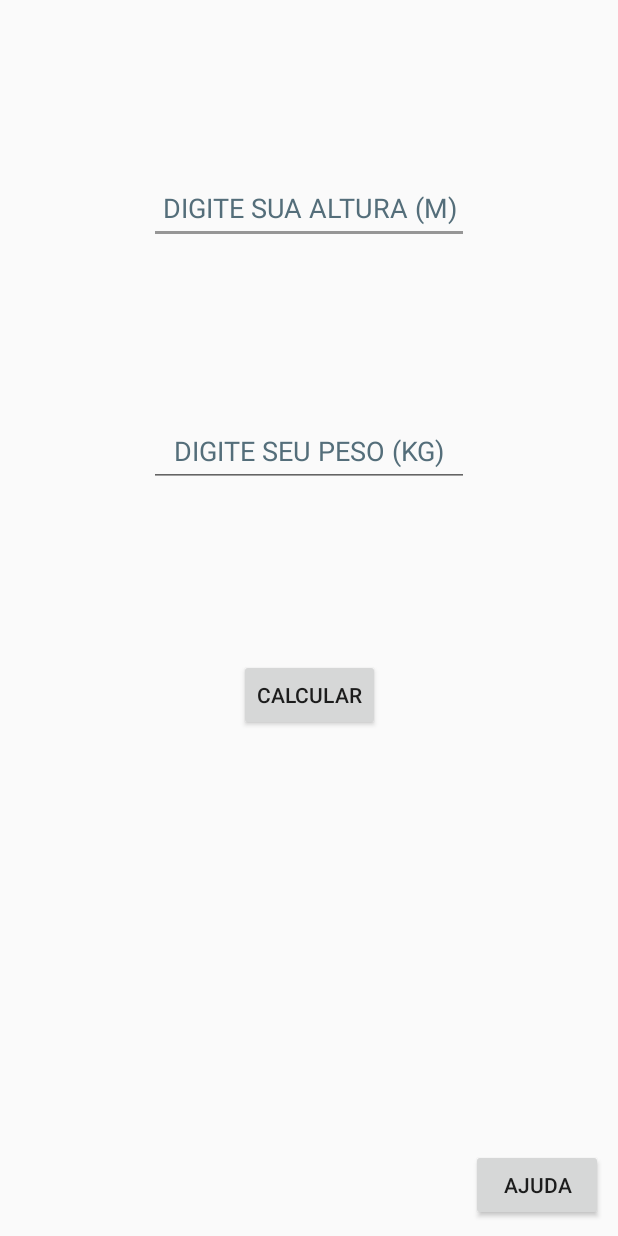
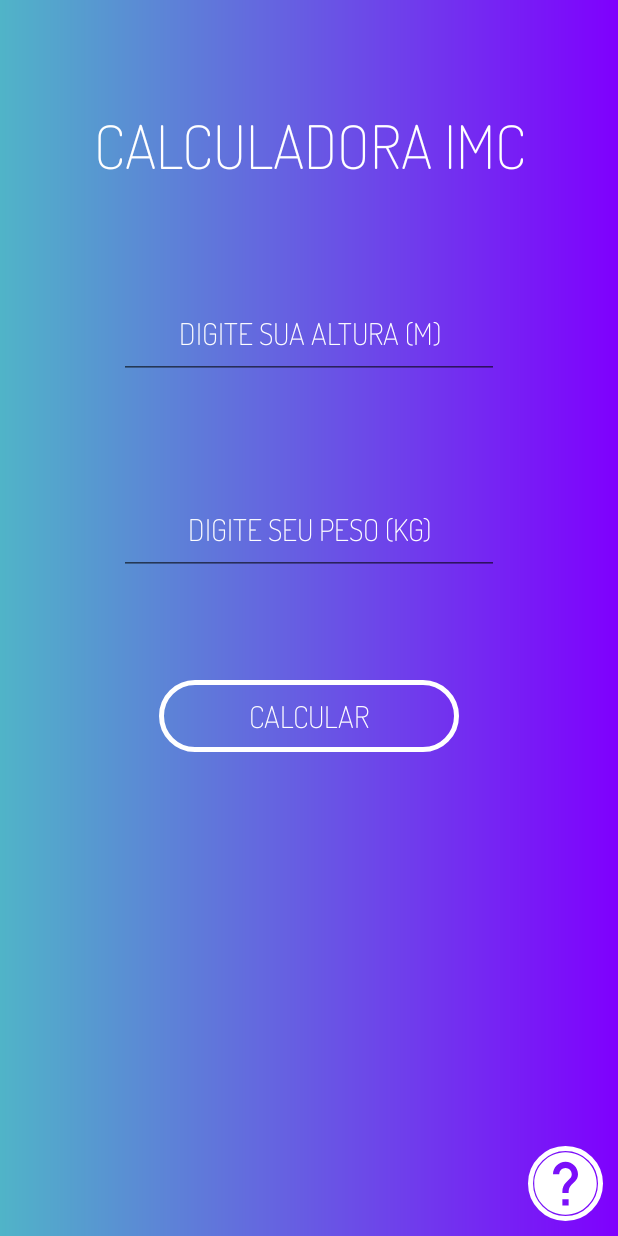
Before and after one commit to BryamFLA/calculadoraIMC, an Android app: the layout activity_main.xml on its own in the app's theme, with its tools: preview values and no code run, on a phone screen of 412 x 824 dp. Run offline under Robolectric (Android 15) with nearby library versions, the phone set to English and light mode, and no system bars.

Commit message:
Estilização
Atualização da iu

```diff
--- a/app/src/main/java/com/example/calcimc/MainActivity.java
+++ b/app/src/main/java/com/example/calcimc/MainActivity.java
@@ -5,8 +5,11 @@ import android.renderscript.Sampler;
 import android.support.v7.app.AlertDialog;
 import android.support.v7.app.AppCompatActivity;
 import android.os.Bundle;
+import android.view.View;
+import android.view.inputmethod.InputMethodManager;
 import android.widget.Button;
 import android.widget.EditText;
+import android.widget.ImageButton;
 import android.widget.TextView;
 
 import java.math.BigDecimal;
@@ -30,18 +33,34 @@ public class MainActivity extends AppCompatActivity {
         setContentView(R.layout.activity_main);
 
         Button btnCalc = findViewById(R.id.btnCalc);
-        Button btnAjd = findViewById(R.id.btnAjuda);
+        ImageButton btnAjd = findViewById(R.id.btnAjuda);
         txtTpIMC = findViewById(R.id.textTpIMC);
         txtVlrIMC = findViewById(R.id.textVlrIMC);
         editAlt = findViewById(R.id.editAlt);
         editPs = findViewById(R.id.editPs);
 
+        editPs.setOnFocusChangeListener(new View.OnFocusChangeListener() {
+            @Override
+            public void onFocusChange(View view, boolean b) {
+                if (!b){
+                    esconderTeclado(view);
+                }
+            }
+        });
+
+        editAlt.setOnFocusChangeListener(new View.OnFocusChangeListener() {
+            @Override
+            public void onFocusChange(View view, boolean b) {
+                if (!b){
+                    esconderTeclado(view);
+                }
+            }
+        });
+
         btnAjd.setOnClickListener(view -> {
             AlertDialog.Builder msgAjuda = new AlertDialog.Builder(this);
             msgAjuda.setTitle("AJUDA");
-            msgAjuda.setMessage("PARA CALCULAR SEU IMC BASTA PREENCHER OS CAMPOS: " +
-                    "ALTURA EM METROS E PESO EM KILO GRAMAS. " +
-                    "DEPOIS CLICAR EM CALCULAR. ");
+            msgAjuda.setMessage("PARA CALCULAR O INDICE MÉDIO CORPORAL BASTA, PREENCHER A ALTURA EM METROS E PESO EM KILO GRAMAS, DEPOIS CLICAR EM CALCULAR.");
             msgAjuda.show();
         });
 
@@ -53,6 +72,7 @@ public class MainActivity extends AppCompatActivity {
                 txtVlrIMC.setText("VALOR");
                 txtTpIMC.setText("INVÁLIDO");
             }
+            esconderTeclado(view);
         });
     }
 
@@ -86,4 +106,9 @@ public class MainActivity extends AppCompatActivity {
             txtTpIMC.setText("OBESIDADE 3");
         }
     }
+
+    public void esconderTeclado (View view){
+        InputMethodManager inputMethodManager = (InputMethodManager) getSystemService(this.INPUT_METHOD_SERVICE);
+        inputMethodManager.hideSoftInputFromWindow(view.getWindowToken(), 0);
+    }
 }
--- /dev/null
+++ b/app/src/main/res/drawable/actividy_style.xml
@@ -0,0 +1,10 @@
+<?xml version="1.0" encoding="utf-8"?>
+<shape xmlns:android="http://schemas.android.com/apk/res/android"
+    xmlns:tools="http://schemas.android.com/tools"
+    android:shape="rectangle"
+    tools:ignore="ExtraText">
+
+    <gradient android:startColor="@color/ciano"
+        android:endColor="@color/purple"/>
+
+</shape>
--- /dev/null
+++ b/app/src/main/res/drawable/button_style.xml
@@ -0,0 +1,12 @@
+<?xml version="1.0" encoding="utf-8"?>
+<shape xmlns:android="http://schemas.android.com/apk/res/android"
+    xmlns:tools="http://schemas.android.com/tools"
+    android:shape="rectangle"
+    tools:ignore="ExtraText">
+
+    <gradient android:startColor="@color/transp"/>
+    <corners android:radius="32dp"/>
+    <stroke android:width="3dp"
+        android:color="@color/white"/>
+
+</shape>
--- /dev/null
+++ b/app/src/main/res/drawable/ic_baseline_help_24.xml
@@ -0,0 +1,11 @@
+<vector android:autoMirrored="true"
+    android:height="50dp"
+    android:tint="@color/white"
+    android:viewportHeight="24"
+    android:viewportWidth="24"
+    android:width="50dp"
+    xmlns:android="http://schemas.android.com/apk/res/android">
+    <path
+        android:fillColor="@android:color/white"
+        android:pathData="M12,2C6.48,2 2,6.48 2,12s4.48,10 10,10 10,-4.48 10,-10S17.52,2 12,2zM13,19h-2v-2h2v2zM15.07,11.25l-0.9,0.92C13.45,12.9 13,13.5 13,15h-2v-0.5c0,-1.1 0.45,-2.1 1.17,-2.83l1.24,-1.26c0.37,-0.36 0.59,-0.86 0.59,-1.41 0,-1.1 -0.9,-2 -2,-2s-2,0.9 -2,2L8,9c0,-2.21 1.79,-4 4,-4s4,1.79 4,4c0,0.88 -0.36,1.68 -0.93,2.25z"/>
+</vector>
--- a/app/src/main/res/layout/activity_main.xml
+++ b/app/src/main/res/layout/activity_main.xml
@@ -4,41 +4,65 @@
     xmlns:tools="http://schemas.android.com/tools"
     android:layout_width="match_parent"
     android:layout_height="match_parent"
-    tools:context=".MainActivity">
+    tools:context=".MainActivity"
+    android:background="@drawable/actividy_style"
+    android:clickable="true"
+    android:focusableInTouchMode="true">
+
+    <TextView
+        android:id="@+id/txtTitle"
+        android:layout_width="wrap_content"
+        android:layout_height="wrap_content"
+        android:gravity="center"
+        android:text="@string/app_name"
+        android:textColor="@color/white"
+        android:textSize="40sp"
+        app:layout_constraintBottom_toTopOf="@+id/editAlt"
+        app:layout_constraintEnd_toEndOf="parent"
+        app:layout_constraintStart_toStartOf="parent"
+        app:layout_constraintTop_toTopOf="parent"
+        android:fontFamily="@font/dosis_variable"/>
 
     <EditText
         android:id="@+id/editAlt"
         android:layout_width="wrap_content"
         android:layout_height="wrap_content"
         android:autofillHints=""
+        android:digits="0123456789.,"
         android:ems="10"
+        android:fontFamily="@font/dosis_variable"
+        android:gravity="center"
         android:hint="@string/altura_valor"
         android:inputType="number"
-        android:digits="0123456789.,"
-        android:minHeight="48dp"
-        android:textColorHint="#546E7A"
+        android:minHeight="60dp"
+        android:textColorHint="@color/white"
+        android:textSize="20sp"
         app:layout_constraintBottom_toTopOf="@+id/editPs"
         app:layout_constraintEnd_toEndOf="parent"
+        app:layout_constraintHorizontal_bias="0.502"
         app:layout_constraintStart_toStartOf="parent"
-        app:layout_constraintTop_toTopOf="parent"
-        android:gravity="center"/>
+        app:layout_constraintTop_toBottomOf="@+id/txtTitle"
+        tools:ignore="TextContrastCheck" />
 
     <EditText
         android:id="@+id/editPs"
         android:layout_width="wrap_content"
         android:layout_height="wrap_content"
         android:autofillHints=""
+        android:digits="0123456789.,"
         android:ems="10"
+        android:fontFamily="@font/dosis_variable"
+        android:gravity="center"
         android:hint="@string/peso_valor"
         android:inputType="number"
-        android:digits="0123456789.,"
-        android:minHeight="48dp"
-        android:textColorHint="#546E7A"
+        android:minHeight="60dp"
+        android:textColorHint="@color/white"
+        android:textSize="20sp"
         app:layout_constraintBottom_toTopOf="@+id/btnCalc"
         app:layout_constraintEnd_toEndOf="parent"
         app:layout_constraintStart_toStartOf="parent"
         app:layout_constraintTop_toBottomOf="@+id/editAlt"
-        android:gravity="center"/>
+        tools:ignore="TextContrastCheck" />
 
     <LinearLayout
         android:id="@+id/layoutRst"
@@ -54,35 +78,47 @@
             android:id="@+id/textVlrIMC"
             android:layout_width="match_parent"
             android:layout_height="wrap_content"
-            android:textSize="60sp"
-            android:gravity="center"/>
+            android:textSize="100sp"
+            android:gravity="center"
+            android:fontFamily="@font/dosis_variable"
+            android:textColor="@color/white"/>
 
         <TextView
             android:id="@+id/textTpIMC"
             android:layout_width="match_parent"
             android:layout_height="wrap_content"
-            android:textSize="20sp"
-            android:gravity="center"/>
+            android:textSize="40sp"
+            android:gravity="center"
+            android:fontFamily="@font/dosis_variable"
+            android:textColor="@color/white"/>
 
     </LinearLayout>
 
     <Button
         android:id="@+id/btnCalc"
-        android:layout_width="wrap_content"
+        android:layout_width="200dp"
         android:layout_height="wrap_content"
+        android:background="@drawable/button_style"
         android:text="@string/calcular"
+        android:textColor="@color/white"
         app:layout_constraintBottom_toTopOf="@+id/layoutRst"
         app:layout_constraintEnd_toEndOf="parent"
         app:layout_constraintStart_toStartOf="parent"
-        app:layout_constraintTop_toBottomOf="@+id/editPs" />
+        app:layout_constraintTop_toBottomOf="@+id/editPs"
+        tools:ignore="TextContrastCheck"
+        android:fontFamily="@font/dosis_variable"
+        android:textSize="20sp"/>
 
-    <Button
+    <ImageButton
         android:id="@+id/btnAjuda"
         android:layout_width="wrap_content"
         android:layout_height="wrap_content"
         android:layout_marginEnd="10dp"
         android:layout_marginBottom="10dp"
-        android:text="@string/ajuda"
+        android:background="@drawable/button_style"
+        android:minHeight="48dp"
+        android:src="@drawable/ic_baseline_help_24"
         app:layout_constraintBottom_toBottomOf="parent"
-        app:layout_constraintEnd_toEndOf="parent" />
+        app:layout_constraintEnd_toEndOf="parent"
+        tools:ignore="SpeakableTextPresentCheck" />
 </android.support.constraint.ConstraintLayout>
--- a/app/src/main/res/values-night/themes.xml
+++ b/app/src/main/res/values-night/themes.xml
@@ -1,10 +1,11 @@
 <resources xmlns:tools="http://schemas.android.com/tools">
     <!-- Base application theme. -->
-    <style name="Theme.CalcIMC" parent="Theme.AppCompat.Light.DarkActionBar">
+    <style name="Theme.CalcIMC" parent="Theme.AppCompat.Light.NoActionBar">
         <!-- Primary brand color. -->
         <item name="colorPrimary">@color/purple</item>
-        <item name="colorPrimaryDark">@color/gray_2</item>
-        <item name="colorAccent">@color/gray_1</item>
+        <item name="colorPrimaryDark">@color/black  </item>
+        <item name="colorAccent">@color/white</item>
         <!-- Customize your theme here. -->
+
     </style>
 </resources>
--- a/app/src/main/res/values/colors.xml
+++ b/app/src/main/res/values/colors.xml
@@ -1,8 +1,9 @@
 <?xml version="1.0" encoding="utf-8"?>
 <resources>
-    <color name="purple">#492648</color>
-    <color name="gray_1">#373737</color>
-    <color name="gray_2">#969696</color>
+    <color name="purple">#FF7F00FE</color>
+    <color name="ciano">#FF50B4C8</color>
+    <color name="gray">#FF282828</color>
     <color name="black">#FF000000</color>
     <color name="white">#FFFFFFFF</color>
+    <color name="transp">#00000000</color>
 </resources>
--- a/app/src/main/res/values/strings.xml
+++ b/app/src/main/res/values/strings.xml
@@ -3,5 +3,4 @@
     <string name="peso_valor"> DIGITE SEU PESO (KG)</string>
     <string name="altura_valor">DIGITE SUA ALTURA (M)</string>
     <string name="calcular">CALCULAR</string>
-    <string name="ajuda">AJUDA</string>
 </resources>
--- a/app/src/main/res/values/themes.xml
+++ b/app/src/main/res/values/themes.xml
@@ -1,10 +1,11 @@
 <resources xmlns:tools="http://schemas.android.com/tools">
     <!-- Base application theme. -->
-    <style name="Theme.CalcIMC" parent="Theme.AppCompat.Light.DarkActionBar">
+    <style name="Theme.CalcIMC" parent="Theme.AppCompat.Light.NoActionBar">
         <!-- Primary brand color. -->
         <item name="colorPrimary">@color/purple</item>
-        <item name="colorPrimaryDark">@color/gray_1</item>
-        <item name="colorAccent">@color/gray_2</item>
+        <item name="colorPrimaryDark">@color/black</item>
+        <item name="colorAccent">@color/white</item>
         <!-- Customize your theme here. -->
+
     </style>
 </resources>
```
Also changed, not shown: app/src/main/res/font/dosis_variable.ttf (added).
